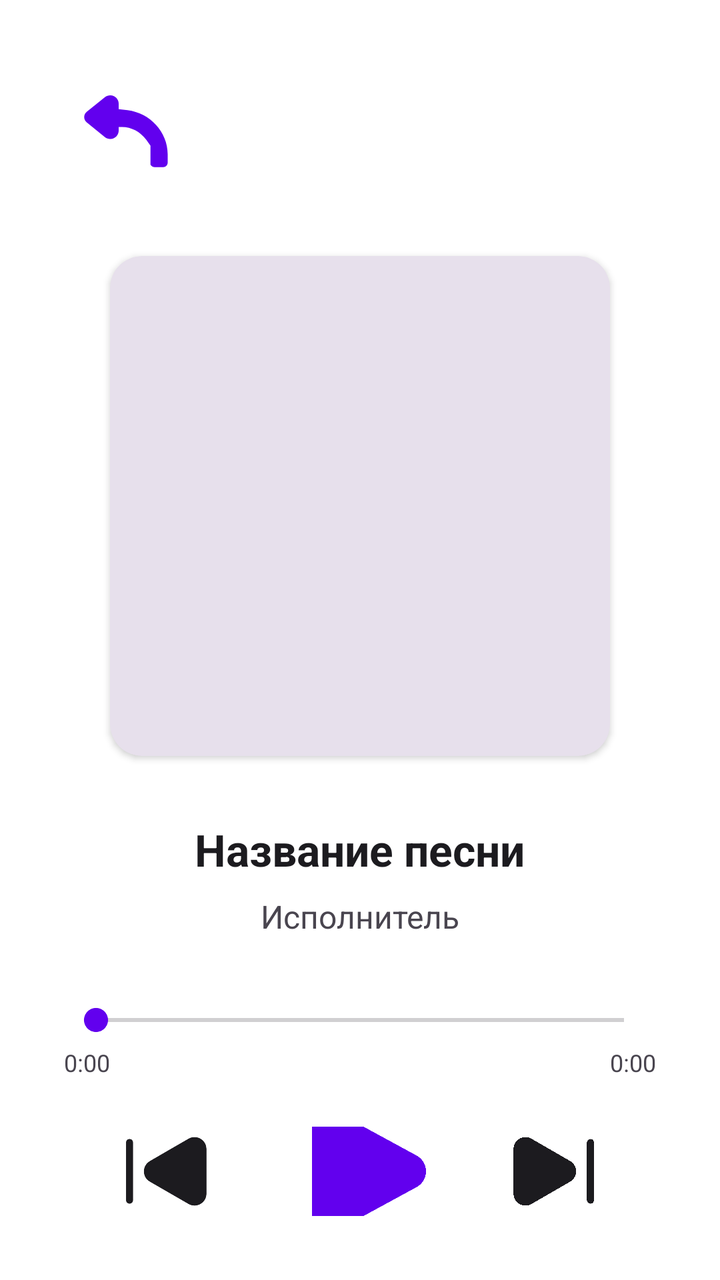
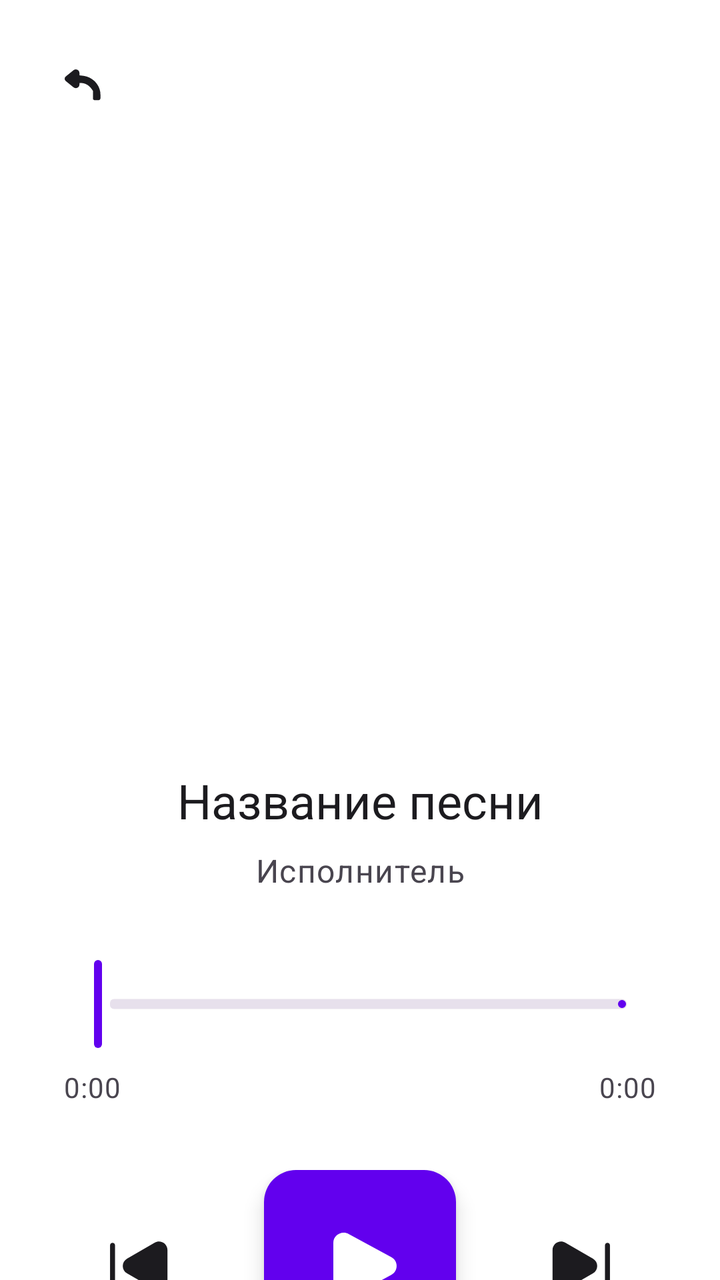

Two renders of the same Android screen: before a commit and after it. Below are the layout's source before the change and the commit's diff.
<!-- AndroidManifest.xml: activity theme Theme.MyMusicPlayer -->
<!-- res/layout/activity_player.xml -->
<?xml version="1.0" encoding="utf-8"?>
<LinearLayout
    xmlns:android="http://schemas.android.com/apk/res/android"
    xmlns:app="http://schemas.android.com/apk/res-auto"
    android:layout_width="match_parent"
    android:layout_height="match_parent"
    android:background="?attr/colorSurface"
    android:gravity="center_horizontal"
    android:orientation="vertical"
    android:padding="32dp">

    
    <LinearLayout
        android:layout_width="match_parent"
        android:layout_height="wrap_content"
        android:orientation="vertical">

        <ImageButton
            android:id="@+id/btnBack"
            android:layout_width="56dp"
            android:layout_height="56dp"
            android:background="?attr/selectableItemBackgroundBorderless"
            android:scaleType="centerCrop"
            android:src="@drawable/ic_back_24"
            android:tint="?attr/colorPrimary" />
    </LinearLayout>

    
    <androidx.cardview.widget.CardView
        android:layout_width="250dp"
        android:layout_height="250dp"
        android:layout_marginTop="40dp"
        app:cardBackgroundColor="?attr/colorSurfaceVariant"
        app:cardCornerRadius="16dp">

        <ImageView
            android:id="@+id/imgAlbum"
            android:layout_width="match_parent"
            android:layout_height="match_parent"
            android:scaleType="centerCrop" />
    </androidx.cardview.widget.CardView>

    
    <TextView
        android:id="@+id/tvTitle"
        android:layout_width="wrap_content"
        android:layout_height="wrap_content"
        android:layout_marginTop="32dp"
        android:text="Название песни"
        android:textColor="?attr/colorOnSurface"
        android:textSize="22sp"
        android:textStyle="bold" />

    <TextView
        android:id="@+id/tvArtist"
        android:layout_width="wrap_content"
        android:layout_height="wrap_content"
        android:layout_marginTop="8dp"
        android:text="Исполнитель"
        android:textColor="?attr/colorOnSurfaceVariant"
        android:textSize="16sp" />

    
    <SeekBar
        android:id="@+id/seekBar"
        android:layout_width="match_parent"
        android:layout_height="wrap_content"
        android:layout_marginTop="32dp"
        android:progress="0"
        android:progressTint="?attr/colorPrimary"
        android:thumbTint="?attr/colorPrimary" />

    
    <LinearLayout
        android:layout_width="match_parent"
        android:layout_height="wrap_content"
        android:layout_marginTop="4dp"
        android:orientation="horizontal">

        <TextView
            android:id="@+id/tvCurrentTime"
            android:layout_width="wrap_content"
            android:layout_height="wrap_content"
            android:text="0:00"
            android:textColor="?attr/colorOnSurfaceVariant"
            android:textSize="12sp" />

        <TextView
            android:id="@+id/tvTotalTime"
            android:layout_width="0dp"
            android:layout_height="wrap_content"
            android:layout_weight="1"
            android:gravity="end"
            android:text="0:00"
            android:textColor="?attr/colorOnSurfaceVariant"
            android:textSize="12sp" />
    </LinearLayout>

    
    <LinearLayout
        android:layout_width="wrap_content"
        android:layout_height="wrap_content"
        android:layout_marginTop="24dp"
        android:gravity="center_vertical"
        android:orientation="horizontal">

        <ImageButton
            android:id="@+id/btnPrev"
            android:layout_width="56dp"
            android:layout_height="56dp"
            android:background="?attr/selectableItemBackgroundBorderless"
            android:scaleType="centerCrop"
            android:src="@drawable/ic_skip_previous_24"
            android:tint="?attr/colorOnSurface" />

        <ImageButton
            android:id="@+id/btnPlay"
            android:layout_width="72dp"
            android:layout_height="72dp"
            android:layout_marginHorizontal="32dp"
            android:background="?attr/selectableItemBackgroundBorderless"
            android:scaleType="centerCrop"
            android:src="@drawable/ic_play_arrow_24"
            android:tint="?attr/colorPrimary" />

        <ImageButton
            android:id="@+id/btnNext"
            android:layout_width="56dp"
            android:layout_height="56dp"
            android:background="?attr/selectableItemBackgroundBorderless"
            android:scaleType="centerCrop"
            android:src="@drawable/ic_skip_next_24"
            android:tint="?attr/colorOnSurface" />
    </LinearLayout>

</LinearLayout>
<!-- resources referenced by this layout -->
<resources>
  <!-- drawable ic_back_24 (drawable) -->
  <?xml version="1.0" encoding="utf-8"?>
  <vector xmlns:android="http://schemas.android.com/apk/res/android"
      android:width="24dp"
      android:height="24dp"
      android:viewportWidth="24"
      android:viewportHeight="24">
      
      <path
          android:fillColor="?attr/colorOnSurface"
          android:pathData="M18.53,17.49 L17.64,16.26 C16.37,14.52 14.45,13.5 12.43,13.5 L11.72,13.5 L11.72,14.25 C11.72,14.95 11.33,15.58 10.7,15.88 C10.07,16.18 9.33,16.11 8.77,15.67 L4.86,12.5 C4.15,11.92 4.15,10.84 4.86,10.26 L8.77,7.09 C9.33,6.65 10.07,6.58 10.7,6.88 C11.33,7.18 11.72,7.81 11.72,8.51 L11.72,9.67 L13.61,9.9 C18.39,10.48 22.22,14.54 22.22,19.34 L22.22,21.14 C22.22,21.67 21.79,22.1 21.26,22.1 L19.46,22.1 C19.07,22.1 18.71,21.92 18.53,21.58 Z"/>
  </vector>
  <!-- drawable ic_play_arrow_24 (drawable) -->
  <?xml version="1.0" encoding="utf-8"?>
  <vector xmlns:android="http://schemas.android.com/apk/res/android"
      android:width="24dp"
      android:height="24dp"
      android:viewportWidth="24"
      android:viewportHeight="24">
      
      <path
          android:fillColor="?attr/colorOnSurface"
          android:pathData="M21.4086 9.35258C23.5305 10.5065 23.5305 13.4935 21.4086 14.6474L8.59662 21.6145C6.53435 22.736 4 21.2763 4 18.9671L4 5.0329C4 2.72368 6.53435 1.26402 8.59661 2.38548L21.4086 9.35258Z"/>
  </vector>
  <!-- drawable ic_skip_next_24 (drawable) -->
  <?xml version="1.0" encoding="utf-8"?>
  <vector xmlns:android="http://schemas.android.com/apk/res/android"
      android:width="24dp"
      android:height="24dp"
      android:viewportWidth="24"
      android:viewportHeight="24">
      
      
      <path
          android:fillColor="?attr/colorOnSurface"
          android:pathData="M3.76172 7.21957V16.7896C3.76172 18.7496 5.89172 19.9796 7.59172 18.9996L11.7417 16.6096L15.8917 14.2096C17.5917 13.2296 17.5917 10.7796 15.8917 9.79957L11.7417 7.39957L7.59172 5.00957C5.89172 4.02957 3.76172 5.24957 3.76172 7.21957Z"/>
          
      
      <path
          android:fillColor="?attr/colorOnSurface"
          android:pathData="M20.2383 18.9303C19.8283 18.9303 19.4883 18.5903 19.4883 18.1803V5.82031C19.4883 5.41031 19.8283 5.07031 20.2383 5.07031C20.6483 5.07031 20.9883 5.41031 20.9883 5.82031V18.1803C20.9883 18.5903 20.6583 18.9303 20.2383 18.9303Z"/>
  </vector>
  <!-- drawable ic_skip_previous_24 (drawable) -->
  <?xml version="1.0" encoding="utf-8"?>
  <vector xmlns:android="http://schemas.android.com/apk/res/android"
      android:width="24dp"
      android:height="24dp"
      android:viewportWidth="24"
      android:viewportHeight="24">
      
      
      <path
          android:fillColor="?attr/colorOnSurface"
          android:pathData="M3.76172 18.9303C3.35172 18.9303 3.01172 18.5903 3.01172 18.1803V5.82031C3.01172 5.41031 3.35172 5.07031 3.76172 5.07031C4.17172 5.07031 4.51172 5.41031 4.51172 5.82031V18.1803C4.51172 18.5903 4.17172 18.9303 3.76172 18.9303Z"/>
          
      
      <path
          android:fillColor="?attr/colorOnSurface"
          android:pathData="M20.2409 7.21957V16.7896C20.2409 18.7496 18.1109 19.9796 16.4109 18.9996L12.2609 16.6096L8.11094 14.2096C6.41094 13.2296 6.41094 10.7796 8.11094 9.79957L12.2609 7.39957L16.4109 5.00957C18.1109 4.02957 20.2409 5.24957 20.2409 7.21957Z"/>
  </vector>
  <style name="Theme.MyMusicPlayer" parent="Theme.Material3.Light">
          <item name="android:windowTranslucentStatus">false</item>
          <item name="colorPrimary">#6200EE</item>
          <item name="colorOnPrimary">#FFFFFF</item>
          <item name="colorSurface">#FFFFFF</item>
          <item name="colorOnSurface">#1C1B1F</item>
          <item name="colorSurfaceVariant">#E7E0EC</item>
          <item name="colorOnSurfaceVariant">#49454F</item>
          <item name="colorOutline">#79747E</item>
          <item name="android:statusBarColor">#FFFFFF</item>
          <item name="android:navigationBarColor">#FFFFFF</item>
      </style>
</resources>

<!-- the commit's change to res/layout/activity_player.xml (unified diff, before → after) -->
@@ -1,89 +1,109 @@
 <?xml version="1.0" encoding="utf-8"?>
-<LinearLayout
+<androidx.constraintlayout.widget.ConstraintLayout
     xmlns:android="http://schemas.android.com/apk/res/android"
     xmlns:app="http://schemas.android.com/apk/res-auto"
     android:layout_width="match_parent"
     android:layout_height="match_parent"
-    android:background="?attr/colorSurface"
-    android:gravity="center_horizontal"
-    android:orientation="vertical"
-    android:padding="32dp">
+    android:background="?attr/colorSurface">
 
     
-    <LinearLayout
-        android:layout_width="match_parent"
-        android:layout_height="wrap_content"
-        android:orientation="vertical">
-
-        <ImageButton
-            android:id="@+id/btnBack"
-            android:layout_width="56dp"
-            android:layout_height="56dp"
-            android:background="?attr/selectableItemBackgroundBorderless"
-            android:scaleType="centerCrop"
-            android:src="@drawable/ic_back_24"
-            android:tint="?attr/colorPrimary" />
-    </LinearLayout>
+    <ImageButton
+        android:id="@+id/btnBack"
+        android:layout_width="48dp"
+        android:layout_height="48dp"
+        android:layout_margin="16dp"
+        android:background="?attr/selectableItemBackgroundBorderless"
+        android:contentDescription="Back"
+        android:src="@drawable/ic_back_24"
+        app:layout_constraintStart_toStartOf="parent"
+        app:layout_constraintTop_toTopOf="parent"
+        app:tint="?attr/colorOnSurface" />
 
     
-    <androidx.cardview.widget.CardView
-        android:layout_width="250dp"
-        android:layout_height="250dp"
-        android:layout_marginTop="40dp"
-        app:cardBackgroundColor="?attr/colorSurfaceVariant"
-        app:cardCornerRadius="16dp">
-
-        <ImageView
-            android:id="@+id/imgAlbum"
-            android:layout_width="match_parent"
-            android:layout_height="match_parent"
-            android:scaleType="centerCrop" />
-    </androidx.cardview.widget.CardView>
+    <com.google.android.material.imageview.ShapeableImageView
+        android:id="@+id/imgAlbum"
+        android:layout_width="0dp"
+        android:layout_height="0dp"
+        android:layout_marginHorizontal="48dp"
+        android:layout_marginTop="24dp"
+        android:scaleType="centerCrop"
+        app:layout_constraintDimensionRatio="1:1"
+        app:layout_constraintEnd_toEndOf="parent"
+        app:layout_constraintStart_toStartOf="parent"
+        app:layout_constraintTop_toBottomOf="@id/btnBack"
+        app:shapeAppearanceOverlay="@style/ShapeAppearance.Material3.Corner.ExtraLarge" />
 
     
     <TextView
         android:id="@+id/tvTitle"
-        android:layout_width="wrap_content"
+        android:layout_width="0dp"
         android:layout_height="wrap_content"
+        android:layout_marginHorizontal="32dp"
         android:layout_marginTop="32dp"
+        android:ellipsize="end"
+        android:gravity="center"
+        android:maxLines="2"
         android:text="Название песни"
+        android:textAppearance="?attr/textAppearanceHeadlineSmall"
         android:textColor="?attr/colorOnSurface"
-        android:textSize="22sp"
-        android:textStyle="bold" />
+        app:layout_constraintEnd_toEndOf="parent"
+        app:layout_constraintStart_toStartOf="parent"
+        app:layout_constraintTop_toBottomOf="@id/imgAlbum" />
 
+    
     <TextView
         android:id="@+id/tvArtist"
-        android:layout_width="wrap_content"
+        android:layout_width="0dp"
         android:layout_height="wrap_content"
+        android:layout_marginHorizontal="32dp"
         android:layout_marginTop="8dp"
+        android:ellipsize="end"
+        android:gravity="center"
+        android:maxLines="1"
         android:text="Исполнитель"
+        android:textAppearance="?attr/textAppearanceBodyLarge"
         android:textColor="?attr/colorOnSurfaceVariant"
-        android:textSize="16sp" />
+        app:layout_constraintEnd_toEndOf="parent"
+        app:layout_constraintStart_toStartOf="parent"
+        app:layout_constraintTop_toBottomOf="@id/tvTitle" />
 
     
-    <SeekBar
+    <com.google.android.material.slider.Slider
         android:id="@+id/seekBar"
-        android:layout_width="match_parent"
+        android:layout_width="0dp"
         android:layout_height="wrap_content"
+        android:layout_marginHorizontal="32dp"
         android:layout_marginTop="32dp"
-        android:progress="0"
-        android:progressTint="?attr/colorPrimary"
-        android:thumbTint="?attr/colorPrimary" />
+        android:valueFrom="0.0"
+        android:valueTo="1000.0"
+        app:labelBehavior="gone"
+        app:layout_constraintEnd_toEndOf="parent"
+        app:layout_constraintStart_toStartOf="parent"
+        app:layout_constraintTop_toBottomOf="@id/tvArtist"
+        app:thumbRadius="12dp"
+        app:trackColorActive="?attr/colorPrimary"
+        app:trackColorInactive="?attr/colorSurfaceVariant"
+        app:trackHeight="5dp" />
 
     
     <LinearLayout
-        android:layout_width="match_parent"
+        android:id="@+id/timeLayout"
+        android:layout_width="0dp"
         android:layout_height="wrap_content"
-        android:layout_marginTop="4dp"
-        android:orientation="horizontal">
+        android:layout_marginHorizontal="32dp"
+        android:layout_marginTop="8dp"
+        android:orientation="horizontal"
+        app:layout_constraintEnd_toEndOf="parent"
+        app:layout_constraintStart_toStartOf="parent"
+        app:layout_constraintTop_toBottomOf="@id/seekBar">
 
         <TextView
             android:id="@+id/tvCurrentTime"
             android:layout_width="wrap_content"
             android:layout_height="wrap_content"
             android:text="0:00"
-            android:textColor="?attr/colorOnSurfaceVariant"
-            android:textSize="12sp" />
+            android:textAppearance="?attr/textAppearanceBodyMedium"
+            android:textColor="?attr/colorOnSurfaceVariant" />
 
         <TextView
             android:id="@+id/tvTotalTime"
@@ -92,45 +112,55 @@
             android:layout_weight="1"
             android:gravity="end"
             android:text="0:00"
-            android:textColor="?attr/colorOnSurfaceVariant"
-            android:textSize="12sp" />
+            android:textAppearance="?attr/textAppearanceBodyMedium"
+            android:textColor="?attr/colorOnSurfaceVariant" />
     </LinearLayout>
 
     
     <LinearLayout
         android:layout_width="wrap_content"
         android:layout_height="wrap_content"
-        android:layout_marginTop="24dp"
+        android:layout_marginTop="32dp"
         android:gravity="center_vertical"
-        android:orientation="horizontal">
+        android:orientation="horizontal"
+        app:layout_constraintEnd_toEndOf="parent"
+        app:layout_constraintStart_toStartOf="parent"
+        app:layout_constraintTop_toBottomOf="@id/timeLayout">
 
-        <ImageButton
+        
+        <com.google.android.material.button.MaterialButton
             android:id="@+id/btnPrev"
-            android:layout_width="56dp"
-            android:layout_height="56dp"
-            android:background="?attr/selectableItemBackgroundBorderless"
-            android:scaleType="centerCrop"
-            android:src="@drawable/ic_skip_previous_24"
-            android:tint="?attr/colorOnSurface" />
+            style="@style/Widget.Material3.Button.IconButton"
+            android:layout_width="68dp"
+            android:layout_height="68dp"
+            android:contentDescription="Previous"
+            app:icon="@drawable/ic_skip_previous_24"
+            app:iconSize="40dp"
+            app:iconTint="?attr/colorOnSurface" />
 
-        <ImageButton
-            android:id="@+id/btnPlay"
-            android:layout_width="72dp"
-            android:layout_height="72dp"
-            android:layout_marginHorizontal="32dp"
-            android:background="?attr/selectableItemBackgroundBorderless"
-            android:scaleType="centerCrop"
-            android:src="@drawable/ic_play_arrow_24"
-            android:tint="?attr/colorPrimary" />
+        
+        <com.google.android.material.floatingactionbutton.FloatingActionButton
+            android:id="@+id/btnPlayPause"
+            android:layout_width="wrap_content"
+            android:layout_height="wrap_content"
+            android:layout_marginHorizontal="28dp"
+            android:contentDescription="Play/Pause"
+            app:backgroundTint="?attr/colorPrimary"
+            app:fabCustomSize="96dp"
+            app:maxImageSize="40dp"
+            app:srcCompat="@drawable/ic_play_arrow_24"
+            app:tint="?attr/colorOnPrimary" />
 
-        <ImageButton
+        
+        <com.google.android.material.button.MaterialButton
             android:id="@+id/btnNext"
-            android:layout_width="56dp"
-            android:layout_height="56dp"
-            android:background="?attr/selectableItemBackgroundBorderless"
-            android:scaleType="centerCrop"
-            android:src="@drawable/ic_skip_next_24"
-            android:tint="?attr/colorOnSurface" />
+            style="@style/Widget.Material3.Button.IconButton"
+            android:layout_width="68dp"
+            android:layout_height="68dp"
+            android:contentDescription="Next"
+            app:icon="@drawable/ic_skip_next_24"
+            app:iconSize="40dp"
+            app:iconTint="?attr/colorOnSurface" />
     </LinearLayout>
 
-</LinearLayout>
+</androidx.constraintlayout.widget.ConstraintLayout>
<!-- resource entries referenced after the edit -->
@@ -60,7 +60,7 @@
           android:fillColor="?attr/colorOnSurface"
           android:pathData="M20.2409 7.21957V16.7896C20.2409 18.7496 18.1109 19.9796 16.4109 18.9996L12.2609 16.6096L8.11094 14.2096C6.41094 13.2296 6.41094 10.7796 8.11094 9.79957L12.2609 7.39957L16.4109 5.00957C18.1109 4.02957 20.2409 5.24957 20.2409 7.21957Z"/>
   </vector>
-  <style name="Theme.MyMusicPlayer" parent="Theme.Material3.Light">
+  <style name="Theme.MyMusicPlayer" parent="Theme.Material3.Light.NoActionBar">
           <item name="android:windowTranslucentStatus">false</item>
           <item name="colorPrimary">#6200EE</item>
           <item name="colorOnPrimary">#FFFFFF</item>
